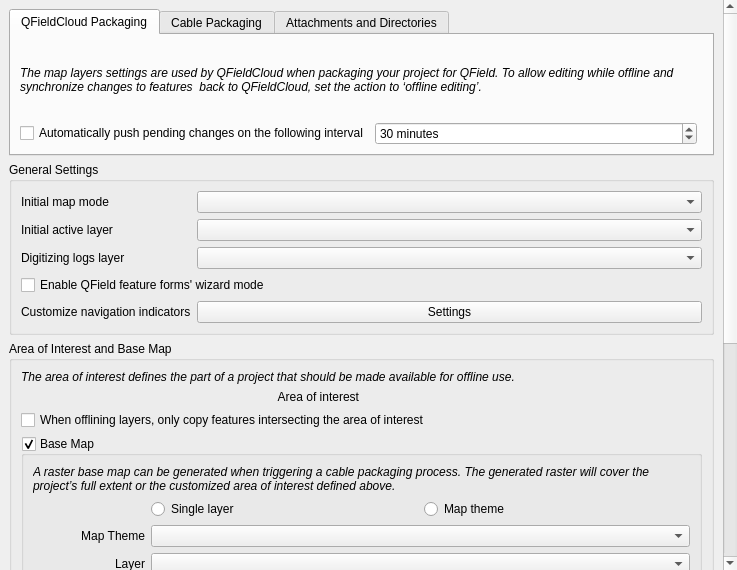
This is qfieldsync/ui/project_configuration_widget.ui in opengisch/qfieldsync as Qt 5 draws it before an edit. The edited form follows.
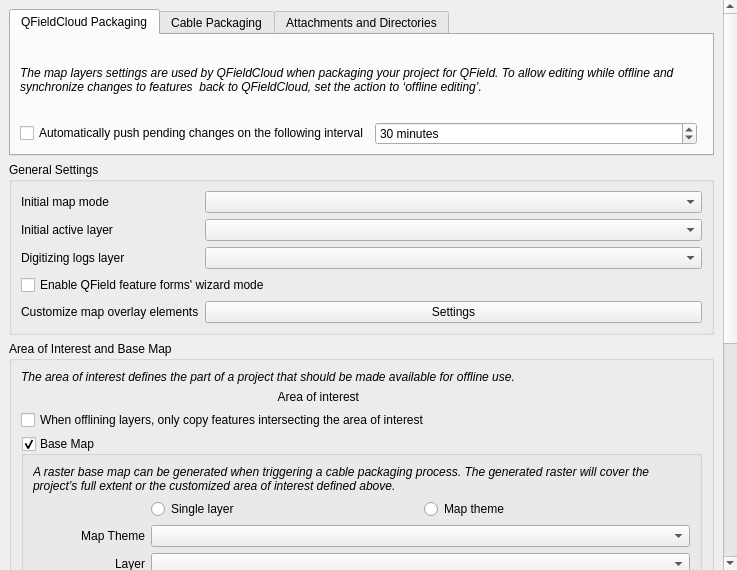
This is the edited form. Custom widgets are drawn as their Qt base class.

Commit message: Rename navigation UI text and switch to QFieldItemSize enum

Patch:
```diff
--- a/qfieldsync/ui/project_configuration_widget.ui
+++ b/qfieldsync/ui/project_configuration_widget.ui
@@ -283,7 +283,7 @@
           <item row="4" column="0">
            <widget class="QLabel" name="customizeNavigationLabel">
             <property name="text">
-             <string>Customize navigation indicators</string>
+             <string>Customize map overlay elements</string>
             </property>
            </widget>
           </item>
```
The commit also changes 1 other file.
